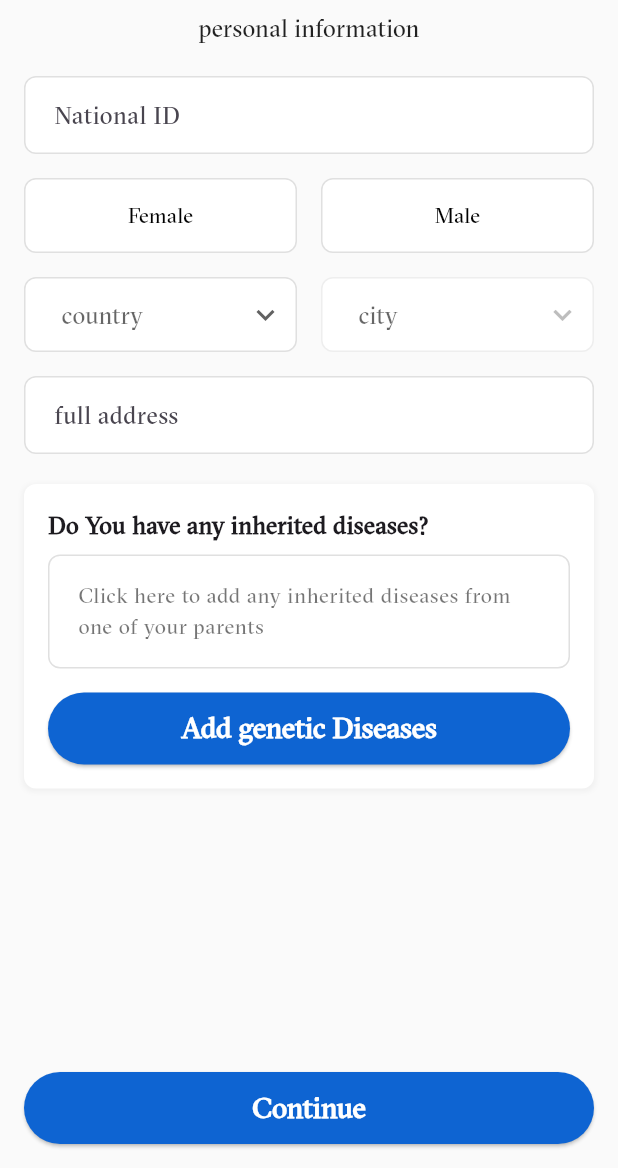
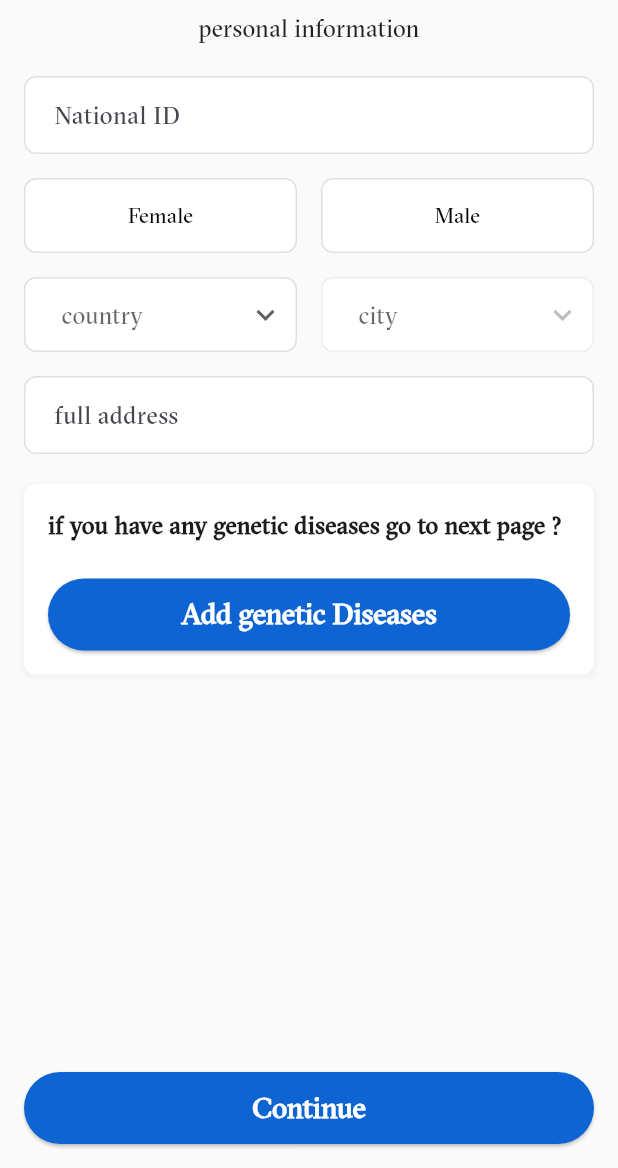
Before and after one commit to vSkipv/mediverse, a Flutter app: the SignupScreen screen opened directly, after a tap on "Continue", on a phone screen of 412 x 824 dp, the part 68-1236 px from its top. Run offline on Flutter 3.47's test engine with Material 3 defaults, Android fonts, the phone set to English and light mode, and no system bars; our stand-ins replace dio, flutter_bloc, shared_preferences; accounts and stored records are empty.

Commit message:
last modify

```diff
--- a/lib/core/network/api/api_service.dart
+++ b/lib/core/network/api/api_service.dart
@@ -6,7 +6,7 @@ import '../../utililes/cached_sp.dart';
 
 
 class ApiService {
-  final String _baseUrl = "http//projectmetaverse.runasp.net/api/";
+  final String _baseUrl = "http://projectmetaverse.runasp.net/api/";
   final Dio _dio;
 
   ApiService(this._dio) {
--- a/lib/features/Login/presentaion/views/LoginScreen.dart
+++ b/lib/features/Login/presentaion/views/LoginScreen.dart
@@ -269,7 +269,7 @@ class _LoginScreenState extends State<LoginScreen> {
                               : const Text(
                                   'Login',
                                   style: TextStyle(
-                                    fontSize: 16,
+                                    fontSize: 20,
                                     fontWeight: FontWeight.bold,
                                   ),
                                 ),
--- a/lib/features/MedicalScreen/presentaion/views/MedicalScreen.dart
+++ b/lib/features/MedicalScreen/presentaion/views/MedicalScreen.dart
@@ -58,7 +58,7 @@ class _MedicalInfoScreenState extends State<MedicalInfoScreen> {
                   // Centered text
                   const Center(
                     child: Text(
-                      'Select a parent',
+                      'Select parent',
                       style: TextStyle(
                         color: kPrimaryColor,
                         fontSize: 20,
@@ -321,7 +321,9 @@ class _MedicalInfoScreenState extends State<MedicalInfoScreen> {
                     width: double.infinity,
                     height: 50,
                     child: ElevatedButton(
-                      onPressed: () {},
+                      onPressed: () {
+                        // Logic to authentication page
+                      },
                       style: ElevatedButton.styleFrom(
                         backgroundColor: kPrimaryColor,
                         shape: RoundedRectangleBorder(
--- a/lib/features/MoreInfo/presentaion/views/AccountCreationScreen.dart
+++ b/lib/features/MoreInfo/presentaion/views/AccountCreationScreen.dart
@@ -306,40 +306,20 @@ class _AccountCreationScreenState extends State<AccountCreationScreen> {
                   crossAxisAlignment: CrossAxisAlignment.start,
                   children: [
                     const Text(
-                      'Do You have any inherited diseases?',
+                      'if you have any genetic diseases go to next page ?',
                       style: TextStyle(
                         fontWeight: FontWeight.bold,
                         fontSize: 16,
                       ),
                     ),
                     const SizedBox(height: 8),
-                    // TextField instead of static text
-                    TextField(
-                      controller: _diseasesController,
-                      decoration: InputDecoration(
-                        hintText: 'Click here to add any inherited diseases from one of your parents',
-                        hintStyle: const TextStyle(
-                          color: Colors.black54,
-                          fontSize: 14,
-                        ),
-                        border: OutlineInputBorder(
-                          borderRadius: BorderRadius.circular(8),
-                          borderSide: BorderSide(color: Colors.grey[300]!),
-                        ),
-                        enabledBorder: OutlineInputBorder(
-                          borderRadius: BorderRadius.circular(8),
-                          borderSide: BorderSide(color: Colors.grey[300]!),
-                        ),
-                        contentPadding: const EdgeInsets.symmetric(horizontal: 16, vertical: 14),
-                        filled: true,
-                        fillColor: Colors.white,
-                      ),
-                      maxLines: 2,
-                    ),
                     const SizedBox(height: 16),
                     ElevatedButton(
                       onPressed: () {
-                        // Logic to add genetic diseases
+                        Navigator.push(
+                          context,
+                          MaterialPageRoute(builder: (context) => MedicalInfoScreen()), // Navigate to LoginScreen
+                        );
                       },
                       style: ElevatedButton.styleFrom(
                         backgroundColor: const Color(0xff0E64D2),
@@ -367,10 +347,7 @@ class _AccountCreationScreenState extends State<AccountCreationScreen> {
                 width: double.infinity,
                 child: ElevatedButton(
                   onPressed: () {
-                    Navigator.push(
-                      context,
-                      MaterialPageRoute(builder: (context) => MedicalInfoScreen()), // Navigate to LoginScreen
-                    );
+                    // Logic to authentication page
                   },
                   style: ElevatedButton.styleFrom(
                     backgroundColor: kPrimaryColor,
--- a/lib/features/Sginup/presentaion/views/SignupScreen.dart
+++ b/lib/features/Sginup/presentaion/views/SignupScreen.dart
@@ -209,7 +209,7 @@ class _SignupScreenState extends State<SignupScreen> {
                   child: OutlinedButton.icon(
                     onPressed: () {},
                     icon: Image.asset(
-                    'assets/images/Google-Logo.png',
+                    'assets/images/Google-logo.svg.png',
                       height: 24,
                       width: 24,
                       errorBuilder: (context, error, stackTrace) =>
--- a/pubspec.yaml
+++ b/pubspec.yaml
@@ -71,7 +71,9 @@ flutter:
 
   # To add assets to your application, add an assets section, like this:
   assets:
-     - assets/images/mediverse-logo.png
+    - assets/images/mediverse-logo.png
+    - assets/images/Google-logo.svg.png
+
 
   # An image asset can refer to one or more resolution-specific "variants", see
   # https://flutter.dev/to/resolution-aware-images
```
Also changed, not shown: assets/images/Google-logo.svg.png (added), pubspec.lock, 3 other files.
